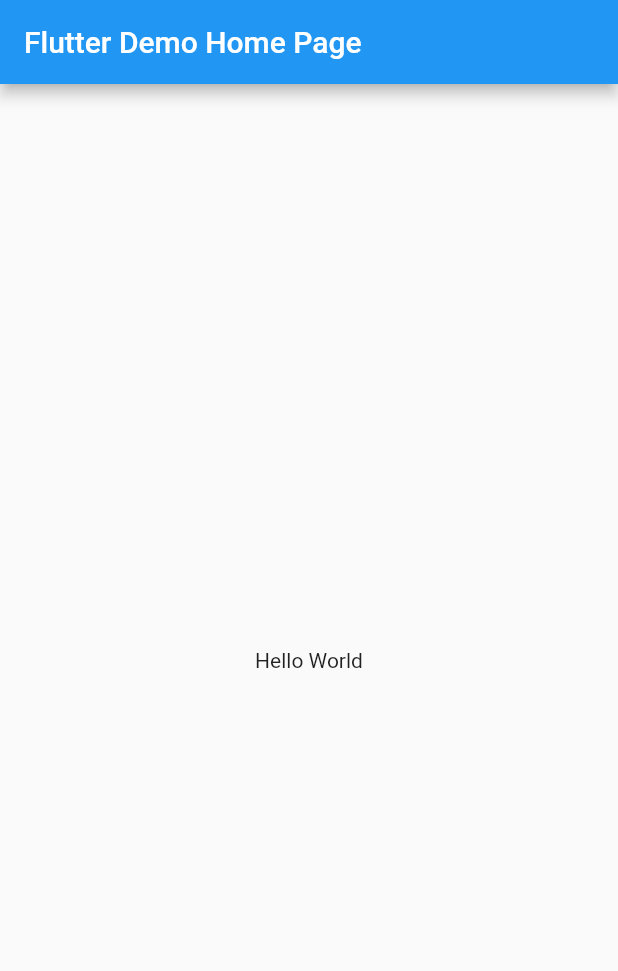
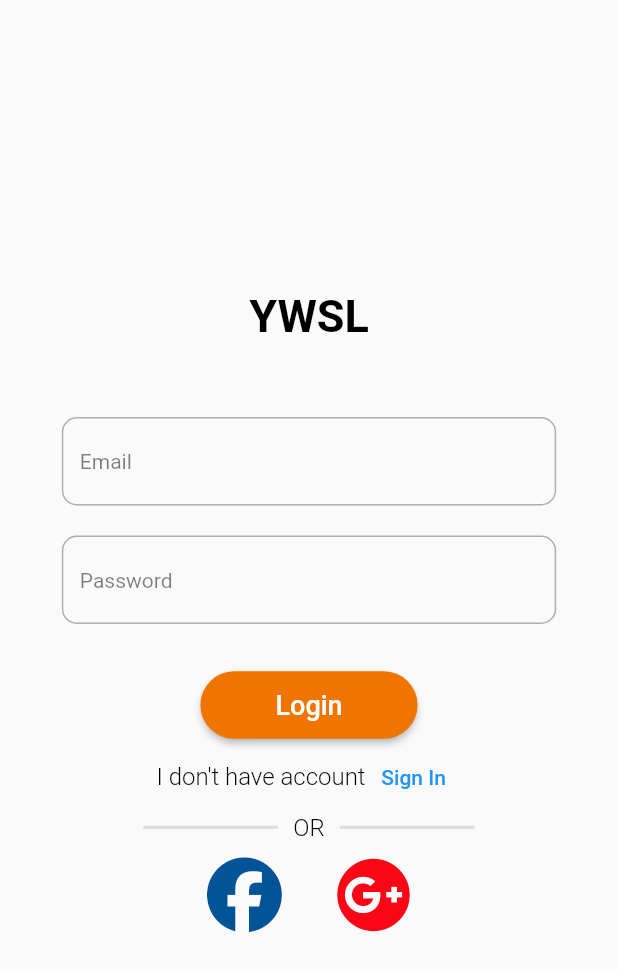
Before and after one commit to Abdullah3010/Ywsl_App, a Flutter app: the screen it shows after launch, on a phone screen of 412 x 824 dp. Shown: the top 971 px of the screen. Run offline on Flutter 3.47's test engine with Material 2 defaults, Android fonts, the phone set to English and light mode, and no system bars; our stand-ins replace bloc, flutter_bloc, font_awesome_flutter, get_it.

Commit message:
Auth screens

```diff
--- /dev/null
+++ b/lib/config/constants/app_colors.dart
@@ -0,0 +1,9 @@
+import 'package:flutter/material.dart';
+
+class AppColors {
+  static const primaryColor = Color.fromARGB(255, 240, 116, 0);
+  static const secondaryColor = Colors.green;
+  static const backgroundColor = Colors.white;
+  static const textColor = Colors.black;
+  static const errorColor = Colors.red;
+}
--- /dev/null
+++ b/lib/config/themes/light_theme.dart
@@ -0,0 +1,118 @@
+import 'package:flutter/material.dart';
+
+import '../constants/app_colors.dart';
+
+final myTheme = ThemeData(
+  primaryColor: AppColors.primaryColor,
+  textTheme: const TextTheme(
+    headlineLarge: TextStyle(
+      // fontFamily: fontFamily,
+      fontWeight: FontWeight.bold,
+      fontSize: 30.0,
+      color: AppColors.textColor,
+    ),
+    headlineMedium: TextStyle(
+      // fontFamily: fontFamily,
+      fontWeight: FontWeight.bold,
+      fontSize: 24.0,
+      color: AppColors.textColor,
+    ),
+    headlineSmall: TextStyle(
+      // fontFamily: fontFamily,
+      fontWeight: FontWeight.bold,
+      fontSize: 20.0,
+      color: AppColors.textColor,
+    ),
+    bodyLarge: TextStyle(
+      // fontFamily: fontFamily,
+      fontSize: 18.0,
+      color: AppColors.textColor,
+    ),
+    bodyMedium: TextStyle(
+      // fontFamily: fontFamily,
+      fontSize: 16.0,
+      color: AppColors.textColor,
+    ),
+    bodySmall: TextStyle(
+      // fontFamily: fontFamily,
+      fontSize: 14.0,
+      color: AppColors.textColor,
+    ),
+  ),
+  appBarTheme: AppBarTheme(
+    backgroundColor: AppColors.primaryColor,
+    foregroundColor: AppColors.textColor,
+    titleTextStyle: TextStyle(
+      // fontFamily: fontFamily,
+      fontWeight: FontWeight.bold,
+      fontSize: 20.0,
+      color: AppColors.textColor,
+    ),
+  ),
+  buttonTheme: ButtonThemeData(
+    buttonColor: AppColors.primaryColor,
+    textTheme: ButtonTextTheme.primary,
+    shape: RoundedRectangleBorder(
+      borderRadius: BorderRadius.circular(10.0),
+    ),
+  ),
+  elevatedButtonTheme: ElevatedButtonThemeData(
+    style: ElevatedButton.styleFrom(
+      textStyle: TextStyle(
+        // fontFamily: fontFamily,
+        fontWeight: FontWeight.bold,
+        fontSize: 16.0,
+      ),
+      shape: RoundedRectangleBorder(
+        borderRadius: BorderRadius.circular(10.0),
+      ),
+    ),
+  ),
+  inputDecorationTheme: _getInputDecoration(),
+);
+
+InputDecorationTheme _getInputDecoration() {
+  return InputDecorationTheme(
+    floatingLabelStyle: const TextStyle(
+      color: AppColors.primaryColor,
+      fontSize: 18,
+    ),
+    labelStyle: TextStyle(
+      color: Colors.black.withOpacity(0.5),
+      fontSize: 14,
+    ),
+    errorStyle: const TextStyle(
+      color: AppColors.errorColor,
+    ),
+    iconColor: AppColors.primaryColor,
+    focusedBorder: OutlineInputBorder(
+      borderRadius: BorderRadius.circular(10),
+      borderSide: const BorderSide(
+        color: AppColors.primaryColor,
+        width: 2,
+      ),
+    ),
+    enabledBorder: OutlineInputBorder(
+      borderRadius: BorderRadius.circular(10),
+      borderSide: BorderSide(
+        color: Colors.black.withOpacity(0.3),
+      ),
+    ),
+    errorBorder: OutlineInputBorder(
+      borderRadius: BorderRadius.circular(10),
+      borderSide: const BorderSide(
+        color: AppColors.errorColor,
+      ),
+    ),
+    focusedErrorBorder: OutlineInputBorder(
+      borderRadius: BorderRadius.circular(10),
+      borderSide: const BorderSide(
+        color: AppColors.errorColor,
+        width: 2,
+      ),
+    ),
+    border: OutlineInputBorder(
+      borderRadius: BorderRadius.circular(10),
+    ),
+  );
+}
--- /dev/null
+++ b/lib/features/auth/presentation/screens/login.dart
@@ -0,0 +1,151 @@
+import 'package:flutter/material.dart';
+import 'package:font_awesome_flutter/font_awesome_flutter.dart';
+import 'package:ywsl_app/features/auth/presentation/screens/sign_screen.dart';
+import 'package:ywsl_app/shared/widget/input_field.dart';
+import 'package:ywsl_app/shared/widget/rounded_botton.dart';
+
+import '../../../home/presentation/screens/home_screen.dart';
+import '../widgets/social_icon.dart';
+
+class LoginScreen extends StatelessWidget {
+  const LoginScreen({super.key});
+
+  @override
+  Widget build(BuildContext context) {
+    return Scaffold(
+      body: SafeArea(
+        child: Form(
+          child: Column(
+            mainAxisAlignment: MainAxisAlignment.center,
+            children: [
+              Center(
+                child: Text(
+                  'YWSL',
+                  style: Theme.of(context).textTheme.headlineLarge,
+                ),
+              ),
+              const SizedBox(
+                height: 50,
+              ),
+              InputField(
+                controller: TextEditingController(),
+                validator: (value) {
+                  if (value == null || value.isEmpty) {
+                    return 'Please enter some text';
+                  }
+                  return null;
+                },
+                label: 'Email',
+                keyboardType: TextInputType.emailAddress,
+              ),
+              const SizedBox(
+                height: 20,
+              ),
+              InputField(
+                controller: TextEditingController(),
+                validator: (value) {
+                  if (value == null || value.isEmpty) {
+                    return 'Please enter some text';
+                  }
+                  return null;
+                },
+                label: 'Password',
+                keyboardType: TextInputType.emailAddress,
+              ),
+              const SizedBox(
+                height: 30,
+              ),
+              RoundedButton(
+                child: Text(
+                  'Login',
+                  style: Theme.of(context).textTheme.bodyLarge!.copyWith(
+                        color: Colors.white,
+                      ),
+                ),
+                onPressed: () {
+                  Navigator.push(
+                    context,
+                    MaterialPageRoute(
+                      builder: (context) => HomeScreen(),
+                    ),
+                  );
+                },
+              ),
+              Row(
+                mainAxisAlignment: MainAxisAlignment.center,
+                children: [
+                  const Text(
+                    'I don\'t have account',
+                    style: TextStyle(
+                      fontWeight: FontWeight.w300,
+                    ),
+                  ),
+                  TextButton(
+                    onPressed: () {
+                      Navigator.pushReplacement(
+                        context,
+                        MaterialPageRoute(builder: (context) => SignInScreen()),
+                      );
+                    },
+                    child: const Text(
+                      'Sign In',
+                      style: TextStyle(
+                        color: Colors.blue,
+                      ),
+                    ),
+                  ),
+                ],
+              ),
+              Row(
+                mainAxisAlignment: MainAxisAlignment.center,
+                children: const [
+                  SizedBox(
+                    width: 100,
+                    child: Divider(
+                      endIndent: 10,
+                      thickness: 2,
+                      color: Colors.black12,
+                    ),
+                  ),
+                  Text(
+                    'OR',
+                    style: TextStyle(
+                      fontWeight: FontWeight.w300,
+                    ),
+                  ),
+                  SizedBox(
+                    width: 100,
+                    child: Divider(
+                      indent: 10,
+                      thickness: 2,
+                      color: Colors.black12,
+                    ),
+                  ),
+                ],
+              ),
+              Row(
+                mainAxisAlignment: MainAxisAlignment.center,
+                children: [
+                  SocialIcon(
+                    icon: FontAwesomeIcons.facebook,
+                    color: const Color(0xff035397),
+                    onPressed: () {},
+                  ),
+                  const SizedBox(
+                    width: 20,
+                    height: 70,
+                  ),
+                  SocialIcon(
+                    icon: FontAwesomeIcons.googlePlus,
+                    color: const Color(0xffF90716),
+                    onPressed: () {},
+                  ),
+                ],
+              ),
+            ],
+          ),
+        ),
+      ),
+    );
+  }
+}
--- /dev/null
+++ b/lib/features/auth/presentation/widgets/social_icon.dart
@@ -0,0 +1,26 @@
+import 'package:flutter/material.dart';
+
+class SocialIcon extends StatelessWidget {
+  final IconData icon;
+  final Color color;
+  final Function() onPressed;
+
+  const SocialIcon({
+    super.key,
+    required this.icon,
+    required this.color,
+    required this.onPressed,
+  });
+
+  @override
+  Widget build(BuildContext context) {
+    return IconButton(
+      icon: Icon(icon),
+      iconSize: 50,
+      color: color,
+      splashRadius: 27,
+      splashColor: color.withOpacity(0.3),
+      onPressed: onPressed,
+    );
+  }
+}
--- a/lib/main.dart
+++ b/lib/main.dart
@@ -1,6 +1,8 @@
 import 'package:bloc/bloc.dart';
 import 'package:flutter/material.dart';
 import 'package:flutter_bloc/flutter_bloc.dart';
+import 'package:ywsl_app/config/themes/light_theme.dart';
+import 'features/auth/presentation/screens/login.dart';
 import 'injector.dart';
 import 'observer.dart';
 
@@ -20,14 +22,9 @@ class MyApp extends StatelessWidget {
   Widget build(BuildContext context) {
     return MaterialApp(
       title: 'Flutter Demo',
-      home: Scaffold(
-        appBar: AppBar(
-          title: const Text('Flutter Demo Home Page'),
-        ),
-        body: const Center(
-          child: Text('Hello World'),
-        ),
-      ),
+      theme: myTheme,
+      debugShowCheckedModeBanner: false,
+      home: const LoginScreen(),
     );
   }
 }
--- /dev/null
+++ b/lib/shared/widget/input_field.dart
@@ -0,0 +1,52 @@
+import 'package:flutter/material.dart';
+
+class InputField extends StatelessWidget {
+  final String? label;
+  final FormFieldValidator<String>? validator;
+  final bool? obscureText;
+  final bool? enable;
+  final TextInputType? keyboardType;
+  final TextEditingController? controller;
+  final InputDecoration? inputDecoration;
+  final int? maxLines;
+  final Widget? suffixIcon;
+  final Widget? prefixIcon;
+  EdgeInsets? padding;
+  InputField({
+    this.label,
+    this.validator,
+    this.controller,
+    this.inputDecoration,
+    this.enable = true,
+    this.maxLines = 1,
+    this.obscureText = false,
+    this.keyboardType,
+    this.suffixIcon,
+    this.prefixIcon,
+    this.padding,
+    super.key,
+  });
+
+  @override
+  Widget build(BuildContext context) {
+    return SizedBox(
+      width: MediaQuery.of(context).size.width * 0.8,
+      child: TextFormField(
+        controller: controller,
+        decoration: inputDecoration ??
+            InputDecoration(
+              prefixIcon: prefixIcon,
+              suffixIcon: suffixIcon,
+              labelText: label,
+              alignLabelWithHint: true,
+            ),
+        keyboardType: keyboardType,
+        maxLines: maxLines,
+        validator: validator,
+        obscureText: obscureText!,
+        cursorColor: Theme.of(context).primaryColor,
+        enabled: enable,
+      ),
+    );
+  }
+}
--- /dev/null
+++ b/lib/shared/widget/rounded_botton.dart
@@ -0,0 +1,40 @@
+import 'package:flutter/material.dart';
+
+import '../../config/constants/app_colors.dart';
+
+class RoundedButton extends StatelessWidget {
+  final Widget child;
+  final Function onPressed;
+  final double? borderRadius;
+  final EdgeInsetsGeometry margin;
+  final EdgeInsetsGeometry padding;
+
+  const RoundedButton({
+    super.key,
+    required this.child,
+    required this.onPressed,
+    this.borderRadius = 50,
+    this.margin = const EdgeInsets.symmetric(
+      vertical: 10,
+    ),
+    this.padding = const EdgeInsets.symmetric(
+      horizontal: 50,
+      vertical: 12,
+    ),
+  });
+
+  @override
+  Widget build(BuildContext context) {
+    return MaterialButton(
+      color: AppColors.primaryColor,
+      padding: padding,
+      shape: RoundedRectangleBorder(
+        borderRadius: BorderRadius.circular(100),
+      ),
+      onPressed: () {
+        onPressed();
+      },
+      child: child,
+    );
+  }
+}
--- a/pubspec.yaml
+++ b/pubspec.yaml
@@ -39,6 +39,7 @@ dependencies:
   bloc:
   equatable:
   get_it:
+  font_awesome_flutter:
 
 dev_dependencies:
   flutter_test:
```
Also changed, not shown: lib/features/auth/presentation/screens/sign_screen.dart (added, +216 -0 lines), lib/features/home/presentation/screens/home_screen.dart (added, +22 -0 lines), pubspec.lock, 1 other file.
